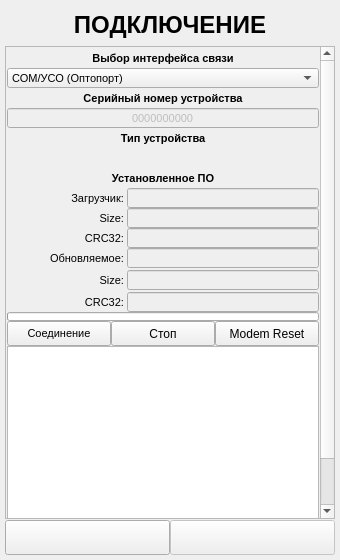
This is ANDROID_FORMS/open_connection_form.ui in DavidSiegman/PLC_RF_Configurator as Qt 5 draws it before an edit. The edited form follows.
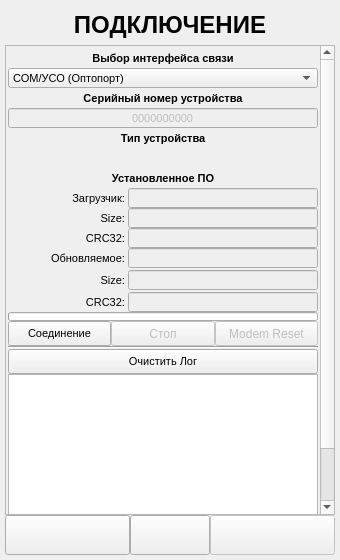
This is the edited form. Icons and pictures are not drawn.

```diff
--- a/ANDROID_FORMS/open_connection_form.ui
+++ b/ANDROID_FORMS/open_connection_form.ui
@@ -13,7 +13,7 @@
   <property name="windowTitle">
    <string>Form</string>
   </property>
-  <layout class="QVBoxLayout" name="verticalLayout">
+  <layout class="QVBoxLayout" name="verticalLayout_4">
    <property name="spacing">
     <number>0</number>
    </property>
@@ -30,21 +30,8 @@
     <number>5</number>
    </property>
    <item>
-    <widget class="QWidget" name="widget" native="true">
-     <layout class="QVBoxLayout" name="verticalLayout_2">
+    <layout class="QHBoxLayout" name="horizontalLayout_2">
       <property name="spacing">
-       <number>1</number>
-      </property>
-      <property name="leftMargin">
-       <number>0</number>
-      </property>
-      <property name="topMargin">
-       <number>0</number>
-      </property>
-      <property name="rightMargin">
-       <number>0</number>
-      </property>
-      <property name="bottomMargin">
        <number>0</number>
       </property>
       <item>
@@ -77,6 +64,26 @@
         </property>
        </widget>
       </item>
+    </layout>
+   </item>
+   <item>
+    <widget class="QWidget" name="widget" native="true">
+     <layout class="QVBoxLayout" name="verticalLayout_2">
+      <property name="spacing">
+       <number>1</number>
+      </property>
+      <property name="leftMargin">
+       <number>0</number>
+      </property>
+      <property name="topMargin">
+       <number>0</number>
+      </property>
+      <property name="rightMargin">
+       <number>0</number>
+      </property>
+      <property name="bottomMargin">
+       <number>0</number>
+      </property>
       <item>
        <widget class="QScrollArea" name="scrollArea">
         <property name="sizePolicy">
@@ -97,7 +104,7 @@
            <x>0</x>
            <y>0</y>
            <width>311</width>
-           <height>547</height>
+           <height>552</height>
           </rect>
          </property>
          <layout class="QVBoxLayout" name="verticalLayout_3">
@@ -105,16 +112,34 @@
            <number>0</number>
           </property>
           <property name="leftMargin">
-           <number>1</number>
+           <number>2</number>
           </property>
           <property name="topMargin">
-           <number>1</number>
+           <number>2</number>
           </property>
           <property name="rightMargin">
-           <number>1</number>
+           <number>2</number>
           </property>
           <property name="bottomMargin">
-           <number>1</number>
+           <number>2</number>
+          </property>
+          <item>
+           <widget class="QWidget" name="InterfaceWidget" native="true">
+            <layout class="QVBoxLayout" name="verticalLayout">
+             <property name="spacing">
+              <number>0</number>
+             </property>
+             <property name="leftMargin">
+              <number>0</number>
+             </property>
+             <property name="topMargin">
+              <number>0</number>
+             </property>
+             <property name="rightMargin">
+              <number>0</number>
+             </property>
+             <property name="bottomMargin">
+              <number>0</number>
           </property>
           <item>
            <layout class="QVBoxLayout" name="verticalLayout_8">
@@ -280,6 +305,9 @@
             </item>
            </layout>
           </item>
+            </layout>
+           </widget>
+          </item>
           <item>
            <widget class="QLabel" name="label_4">
             <property name="sizePolicy">
@@ -914,6 +942,9 @@
             </item>
             <item>
              <widget class="QPushButton" name="Stop">
+              <property name="enabled">
+               <bool>false</bool>
+              </property>
               <property name="sizePolicy">
                <sizepolicy hsizetype="Minimum" vsizetype="Minimum">
                 <horstretch>0</horstretch>
@@ -938,6 +969,9 @@
             </item>
             <item>
              <widget class="QPushButton" name="Reset">
+              <property name="enabled">
+               <bool>false</bool>
+              </property>
               <property name="sizePolicy">
                <sizepolicy hsizetype="Minimum" vsizetype="Minimum">
                 <horstretch>0</horstretch>
@@ -962,6 +996,32 @@
             </item>
            </layout>
           </item>
+          <item>
+           <widget class="Line" name="line">
+            <property name="orientation">
+             <enum>Qt::Horizontal</enum>
+            </property>
+           </widget>
+          </item>
+          <item>
+           <widget class="QPushButton" name="ClearConsole">
+            <property name="minimumSize">
+             <size>
+              <width>0</width>
+              <height>25</height>
+             </size>
+            </property>
+            <property name="font">
+             <font>
+              <family>Microsoft YaHei UI</family>
+              <pointsize>8</pointsize>
+             </font>
+            </property>
+            <property name="text">
+             <string>Очистить Лог</string>
+            </property>
+           </widget>
+          </item>
           <item>
            <widget class="QPlainTextEdit" name="console">
             <property name="minimumSize">
@@ -978,27 +1038,11 @@
             </property>
            </widget>
           </item>
-          <item>
-           <widget class="QPushButton" name="ClearConsole">
-            <property name="minimumSize">
-             <size>
-              <width>0</width>
-              <height>25</height>
-             </size>
-            </property>
-            <property name="font">
-             <font>
-              <family>Microsoft YaHei UI</family>
-              <pointsize>8</pointsize>
-             </font>
-            </property>
-            <property name="text">
-             <string>Очистить Лог</string>
-            </property>
+         </layout>
+        </widget>
            </widget>
           </item>
          </layout>
-        </widget>
        </widget>
       </item>
       <item>
@@ -1017,7 +1061,7 @@
           <property name="minimumSize">
            <size>
             <width>0</width>
-            <height>35</height>
+         <height>40</height>
            </size>
           </property>
           <property name="text">
@@ -1035,6 +1079,44 @@
           </property>
          </widget>
         </item>
+     <item>
+      <widget class="QPushButton" name="btnSettings">
+       <property name="sizePolicy">
+        <sizepolicy hsizetype="Minimum" vsizetype="Minimum">
+         <horstretch>0</horstretch>
+         <verstretch>0</verstretch>
+        </sizepolicy>
+       </property>
+       <property name="minimumSize">
+        <size>
+         <width>40</width>
+         <height>40</height>
+        </size>
+       </property>
+       <property name="maximumSize">
+        <size>
+         <width>80</width>
+         <height>16777215</height>
+        </size>
+       </property>
+       <property name="styleSheet">
+        <string notr="true"/>
+       </property>
+       <property name="text">
+        <string/>
+       </property>
+       <property name="icon">
+        <iconset resource="../RESOURCES/images.qrc">
+         <normaloff>:/new/icons/images/Settings.png</normaloff>:/new/icons/images/Settings.png</iconset>
+       </property>
+       <property name="iconSize">
+        <size>
+         <width>30</width>
+         <height>30</height>
+        </size>
+       </property>
+      </widget>
+     </item>
         <item>
          <widget class="QPushButton" name="Next">
           <property name="enabled">
@@ -1049,7 +1131,7 @@
           <property name="minimumSize">
            <size>
             <width>0</width>
-            <height>35</height>
+         <height>40</height>
            </size>
           </property>
           <property name="text">
@@ -1068,9 +1150,6 @@
          </widget>
         </item>
        </layout>
-      </item>
-     </layout>
-    </widget>
    </item>
   </layout>
  </widget>
```
Lines whose indentation alone changed are shown as unchanged.
